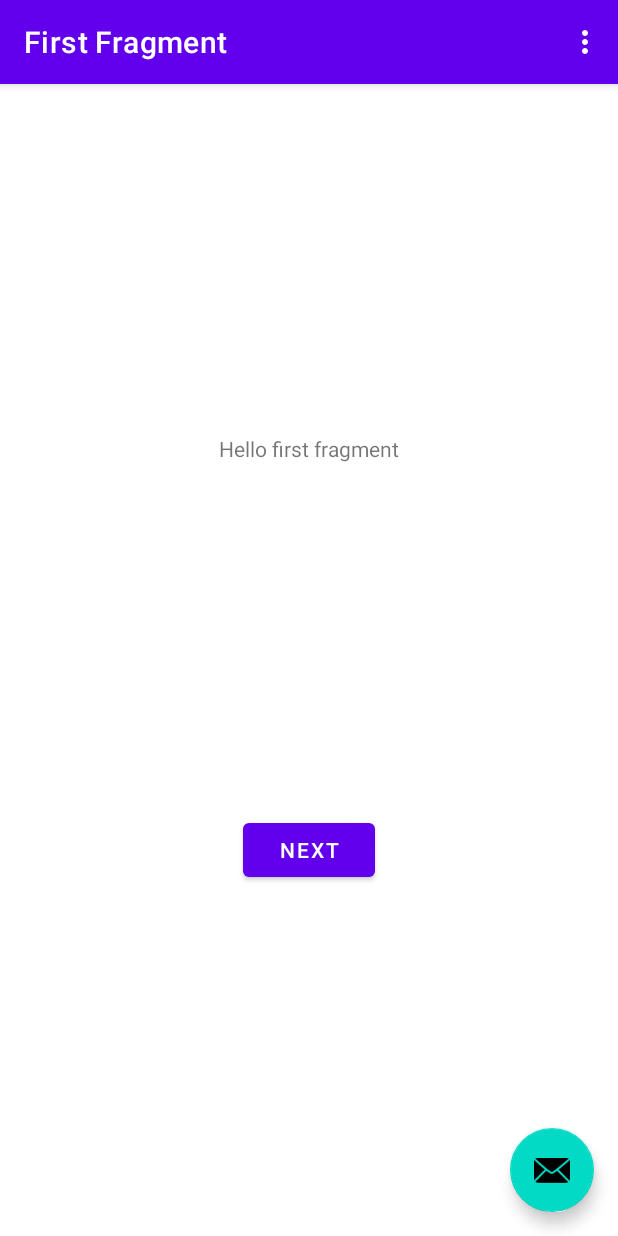
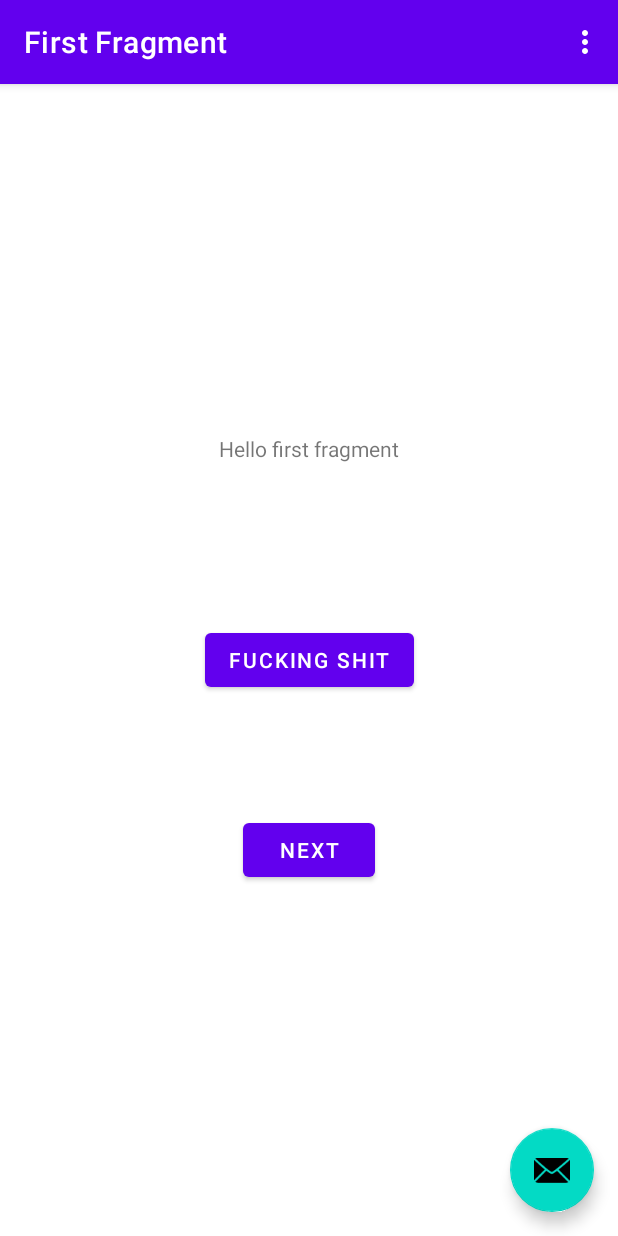
Before and after one commit to JMack21/cruzhacks23, an Android app: the screen it shows after launch (MainActivity), on a phone screen of 412 x 824 dp. Run offline under Robolectric (Android 15) with nearby library versions, the phone set to English and light mode, and no system bars; our stand-ins replace navigation-ui.

Commit message:
Added location permission (not automatic request in app) Also added a test button

```diff
--- a/silvertrails/app/build.gradle
+++ b/silvertrails/app/build.gradle
@@ -41,4 +41,5 @@ dependencies {
     testImplementation 'junit:junit:4.13.2'
     androidTestImplementation 'androidx.test.ext:junit:1.1.5'
     androidTestImplementation 'androidx.test.espresso:espresso-core:3.5.1'
+    implementation "com.google.android.gms:play-services-location:21.0.1"
 }
--- a/silvertrails/app/src/main/AndroidManifest.xml
+++ b/silvertrails/app/src/main/AndroidManifest.xml
@@ -24,4 +24,7 @@
         </activity>
     </application>
 
+    <uses-permission android:name="android.permission.ACCESS_COARSE_LOCATION" />
+    <uses-permission android:name="android.permission.ACCESS_FINE_LOCATION" />
+
 </manifest>
--- a/silvertrails/app/src/main/java/com/pascalcase/silvertrails/FirstFragment.java
+++ b/silvertrails/app/src/main/java/com/pascalcase/silvertrails/FirstFragment.java
@@ -17,16 +17,10 @@ public class FirstFragment extends Fragment
     private FragmentFirstBinding binding;
 
     @Override
-    public View onCreateView
-    (
-            LayoutInflater inflater, ViewGroup container,
-            Bundle savedInstanceState
-    )
+    public View onCreateView(LayoutInflater inflater, ViewGroup container, Bundle savedInstanceState)
     {
-
         binding = FragmentFirstBinding.inflate(inflater, container, false);
         return binding.getRoot();
-
     }
 
     public void onViewCreated(@NonNull View view, Bundle savedInstanceState)
@@ -38,10 +32,11 @@ public class FirstFragment extends Fragment
             @Override
             public void onClick(View view)
             {
-                NavHostFragment.findNavController(FirstFragment.this)
-                        .navigate(R.id.action_FirstFragment_to_SecondFragment);
+                NavHostFragment.findNavController(FirstFragment.this).navigate(R.id.action_FirstFragment_to_SecondFragment);
             }
         });
+
+        binding.bungusButton.setText("fucking shit");
     }
 
     @Override
--- a/silvertrails/app/src/main/res/layout/fragment_first.xml
+++ b/silvertrails/app/src/main/res/layout/fragment_first.xml
@@ -25,4 +25,16 @@
         app:layout_constraintEnd_toEndOf="parent"
         app:layout_constraintStart_toStartOf="parent"
         app:layout_constraintTop_toBottomOf="@id/textview_first" />
+
+    <Button
+        android:id="@+id/bungus_button"
+        android:layout_width="wrap_content"
+        android:layout_height="wrap_content"
+        android:text="Piss"
+        app:layout_constraintBottom_toBottomOf="parent"
+        app:layout_constraintEnd_toEndOf="parent"
+        app:layout_constraintHorizontal_bias="0.5"
+        app:layout_constraintStart_toStartOf="parent"
+        app:layout_constraintTop_toTopOf="parent"
+        app:layout_constraintVertical_bias="0.5" />
 </androidx.constraintlayout.widget.ConstraintLayout>
```
